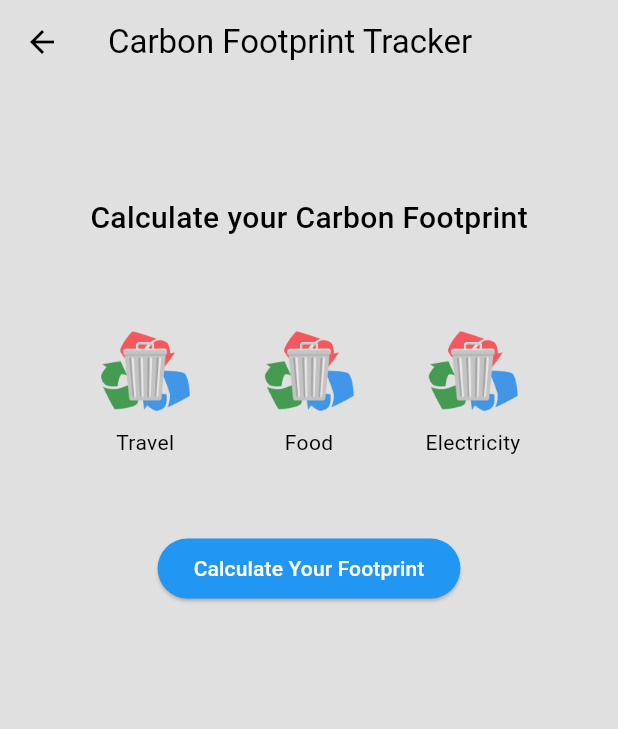
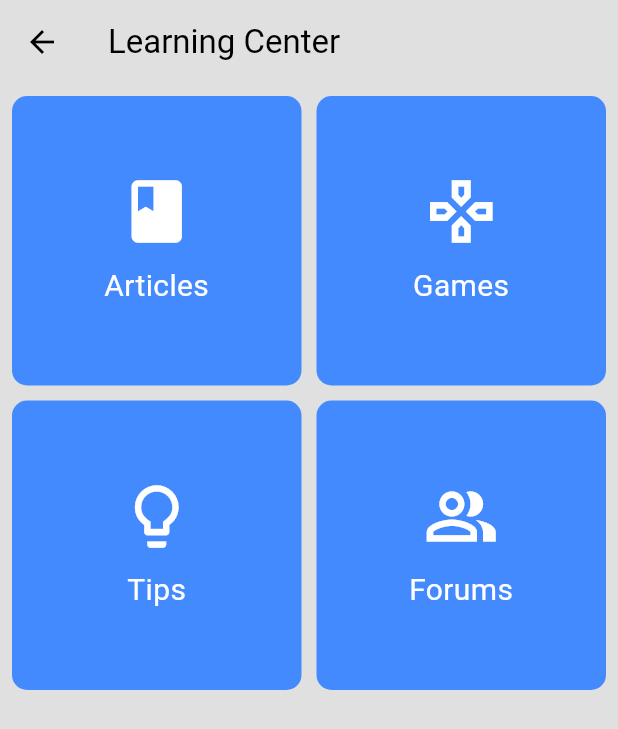
Before and after one commit to rkareem2/Clean-Cycle_flutter-app, a Flutter app: the GeminiPage screen opened directly, after a tap on "Learning Center", on a phone screen of 412 x 824 dp. Shown: the top 729 px of the screen. Run offline on Flutter 3.47's test engine with Material 3 defaults, Android fonts, the phone set to English and light mode, and no system bars; our stand-ins replace cloud_firestore, firebase_auth, firebase_core, flutter_markdown, get, google_generative_ai and 2 more; accounts and stored records are empty; network calls fail.

Commit message:
Learning center and gemini articles update

```diff
--- a/clean_cycle/lib/main.dart
+++ b/clean_cycle/lib/main.dart
@@ -2,6 +2,7 @@ import 'package:clean_cycle/Themes/theme_provider.dart';
 import 'package:clean_cycle/pages/contribute_page.dart';
 import 'package:clean_cycle/pages/gemini_pages/carbon_tracker_page.dart';
 import 'package:clean_cycle/pages/gemini_pages/environmental_data_page.dart';
+import 'package:clean_cycle/pages/gemini_pages/learning_center.dart';
 import 'package:clean_cycle/pages/map.dart';
 import 'package:clean_cycle/pages/Collection_Request.dart';
 import 'package:clean_cycle/pages/splashscreen.dart';
@@ -50,6 +51,7 @@ class MyApp extends StatelessWidget {
         '/contribute_page': (context) => const ContributePage(),
         '/env_data_page': (context) => const EnvDataPage(),
         '/carbon_tracker_page': (context) => const CarbonTrackerPage(),
+        '/learning_center': (context) => LearningCenter(),
       },
     );
   }
--- a/clean_cycle/lib/pages/gemini_page.dart
+++ b/clean_cycle/lib/pages/gemini_page.dart
@@ -33,7 +33,7 @@ class _MyAppState extends State<GeminiPage> {
                 const SizedBox(height: 5),
                 buildGeminiSectionButton("assets/logo1.png", "Carbon Footprint Tracker", "/carbon_tracker_page"),
                 const SizedBox(height: 5),
-                buildGeminiSectionButton("assets/logo1.png", "Learning Center", "/carbon_tracker_page")
+                buildGeminiSectionButton("assets/logo1.png", "Learning Center", "/learning_center")
               ],
             ),
           ),
--- /dev/null
+++ b/clean_cycle/lib/pages/gemini_pages/learning_center.dart
@@ -0,0 +1,97 @@
+import 'package:clean_cycle/pages/gemini_pages/learning_center_pages/article.dart';
+import 'package:flutter/material.dart';
+
+class LearningCenter extends StatelessWidget {
+  final List<GridItem> items = [
+    GridItem('Articles', Icons.book, GeminiArticle()),
+    GridItem('Games', Icons.gamepad_outlined, const TopicPage(title: 'Games')),
+    GridItem('Tips', Icons.lightbulb_outline, const TopicPage(title: 'Tips')),
+    GridItem('Forums', Icons.people_alt_outlined, const TopicPage(title: 'Forums')),
+  ];
+
+  @override
+  Widget build(BuildContext context) {
+    return Scaffold(
+      appBar: AppBar(
+        title: Text('Learning Center'),
+      ),
+      body: Padding(
+        padding: const EdgeInsets.all(8.0),
+        child: GridView.builder(
+          gridDelegate: SliverGridDelegateWithFixedCrossAxisCount(
+            crossAxisCount: MediaQuery.of(context).size.width > 600 ? 3 : 2,
+            crossAxisSpacing: 10,
+            mainAxisSpacing: 10,
+            childAspectRatio: 1,
+          ),
+          itemCount: items.length,
+          itemBuilder: (context, index) {
+            return GridItemWidget(item: items[index]);
+          },
+        ),
+      ),
+    );
+  }
+}
+
+class GridItem {
+  final String title;
+  final IconData icon;
+  final Widget page;
+
+  GridItem(this.title, this.icon, this.page);
+}
+
+class GridItemWidget extends StatelessWidget {
+  final GridItem item;
+
+  const GridItemWidget({super.key, required this.item});
+
+  @override
+  Widget build(BuildContext context) {
+    return GestureDetector(
+      onTap: () {
+        Navigator.push(
+          context,
+          MaterialPageRoute(builder: (context) => item.page),
+        );
+      },
+      child: Container(
+        decoration: BoxDecoration(
+          color: Colors.blueAccent,
+          borderRadius: BorderRadius.circular(10),
+        ),
+        child: Column(
+          mainAxisAlignment: MainAxisAlignment.center,
+          children: [
+            Icon(item.icon, size: 50, color: Colors.white),
+            SizedBox(height: 10),
+            Text(
+              item.title,
+              style: TextStyle(fontSize: 20, color: Colors.white),
+              textAlign: TextAlign.center,
+            ),
+          ],
+        ),
+      ),
+    );
+  }
+}
+
+class TopicPage extends StatelessWidget {
+  final String title;
+
+  const TopicPage({Key? key, required this.title}) : super(key: key);
+
+  @override
+  Widget build(BuildContext context) {
+    return Scaffold(
+      appBar: AppBar(
+        title: Text(title),
+      ),
+      body: Center(
+        child: Text('Content for $title', style: TextStyle(fontSize: 24)),
+      ),
+    );
+  }
+}
--- a/clean_cycle/pubspec.yaml
+++ b/clean_cycle/pubspec.yaml
@@ -40,9 +40,10 @@ dependencies:
   cloud_firestore: ^5.0.2
   get: ^4.6.6
   google_generative_ai: ^0.4.3
+  google_maps_flutter: any
   webview_flutter: ^4.8.0
+  flutter_markdown: ^0.7.3
 
-  google_maps_flutter: any
 dev_dependencies:
   flutter_test:
     sdk: flutter
```
Also changed, not shown: clean_cycle/lib/components/chatbot.dart (+6 -19 lines), clean_cycle/lib/pages/gemini_pages/learning_center_pages/article.dart (added, +63 -0 lines), clean_cycle/pubspec.lock.
